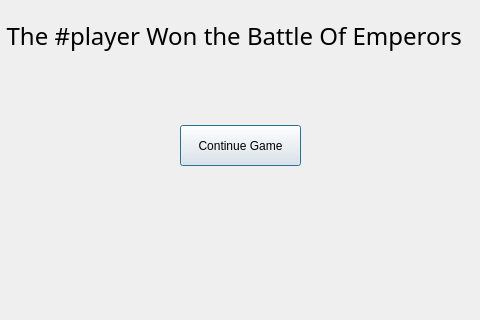
Old version of the form Warwinner.ui in the repository Matin0789/Condottiere-; both pictures show x 160 to 640 and y 105 to 425 of the 800 by 600 pixel window.
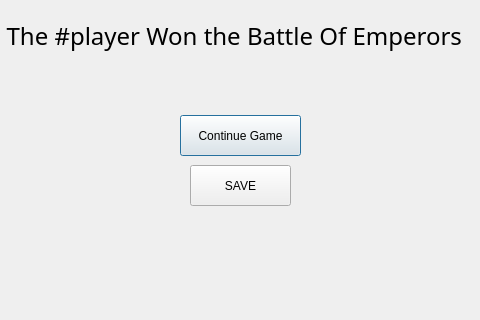
New version of the form. Icons and pictures are not drawn.

Diff of the .ui file:
```diff
--- a/Warwinner.ui
+++ b/Warwinner.ui
@@ -20,7 +20,7 @@
    <property name="geometry">
     <rect>
      <x>340</x>
-     <y>230</y>
+     <y>220</y>
      <width>121</width>
      <height>41</height>
     </rect>
@@ -106,6 +106,47 @@
     <set>Qt::AlignCenter</set>
    </property>
   </widget>
+  <widget class="QPushButton" name="btn_save">
+   <property name="geometry">
+    <rect>
+     <x>350</x>
+     <y>270</y>
+     <width>101</width>
+     <height>41</height>
+    </rect>
+   </property>
+   <property name="cursor">
+    <cursorShape>ClosedHandCursor</cursorShape>
+   </property>
+   <property name="styleSheet">
+    <string notr="true">
+QPushButton
+{
+	color : black ;
+	background-color : ;
+	font: 700 13pt &quot;Segoe Print&quot;;
+	border-image: 30px ;
+}
+
+QPushButton : Hover
+{
+	background-color : ;
+    border-radius : 40px ;
+	border-image: 10px ;
+}
+
+QPushButton : pressed
+{
+	background-color :black ;
+	color : white ;
+	border-image: url(:/Description/Graphics/photos/blue.jpg);
+
+}</string>
+   </property>
+   <property name="text">
+    <string>SAVE</string>
+   </property>
+  </widget>
   <zorder>label</zorder>
   <zorder>pushButton_3</zorder>
   <zorder>label_2</zorder>
```
Left out of the diff: 1 changed line with no effect on the pictures.
